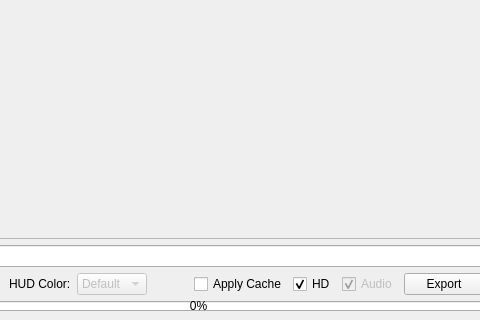
This is ui/submitter.ui in iceanimations/shot_subm_use_multishot as Qt 5 draws it before an edit; both pictures show x 182 to 662 and y 425 to 745 of the 761 by 745 pixel window. The edited form follows.
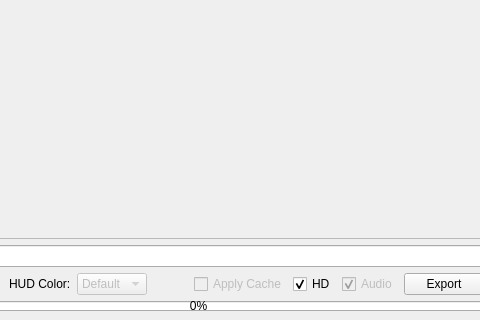
This is the edited form.

Commit message: applyCache button disabled

```diff
--- a/ui/submitter.ui
+++ b/ui/submitter.ui
@@ -276,7 +276,7 @@
       <item>
        <widget class="QCheckBox" name="applyCacheButton">
         <property name="enabled">
-         <bool>true</bool>
+         <bool>false</bool>
         </property>
         <property name="text">
          <string>Apply Cache</string>
```
Left out of the diff: 4 changed lines with no effect on the pictures.
